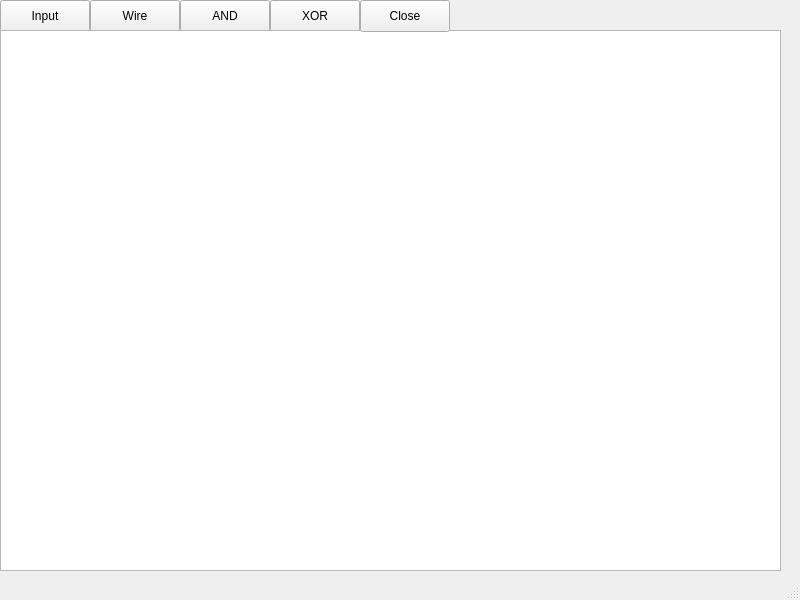
Above: logicsim-gui/logicsim-gui/mainwindow.ui from tevoza/logic-sim before the change. Below: the same form after it.
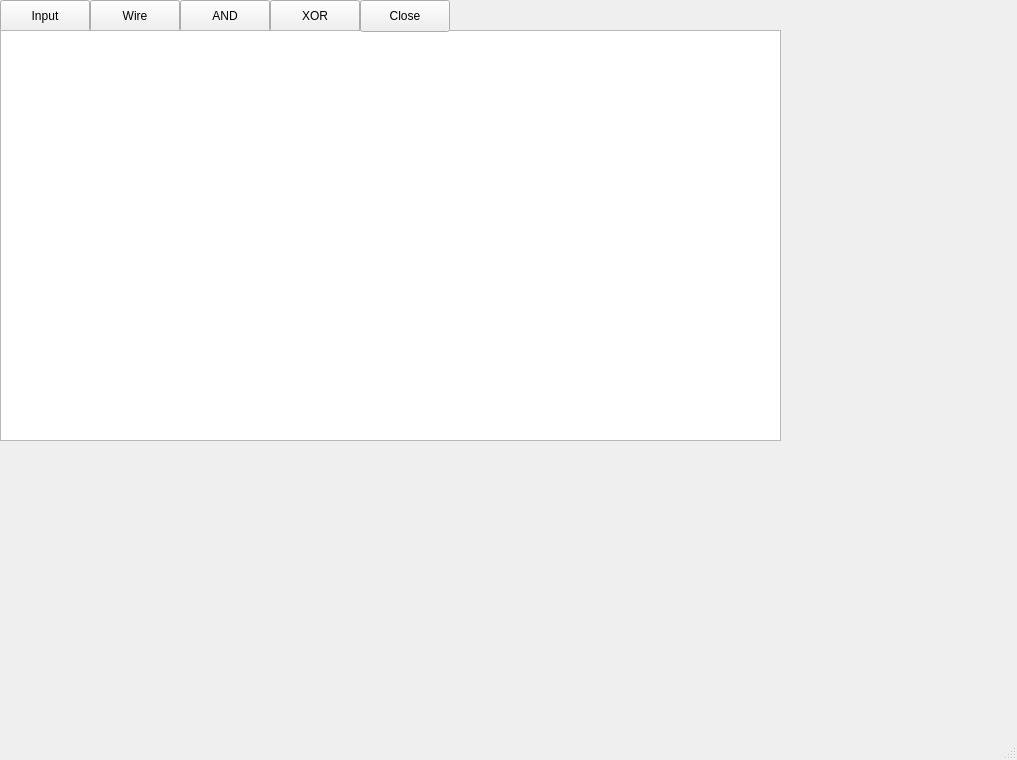
That is the form after the change.

Diff of the .ui file:
```diff
--- a/logicsim-gui/logicsim-gui/mainwindow.ui
+++ b/logicsim-gui/logicsim-gui/mainwindow.ui
@@ -6,8 +6,8 @@
    <rect>
     <x>0</x>
     <y>0</y>
-    <width>800</width>
-    <height>600</height>
+    <width>1017</width>
+    <height>760</height>
    </rect>
   </property>
   <property name="windowTitle">
@@ -72,7 +72,7 @@
       <x>0</x>
       <y>30</y>
       <width>781</width>
-      <height>541</height>
+      <height>411</height>
      </rect>
     </property>
    </widget>
```
Left out of the diff: 2 changed lines with no effect on the pictures.
